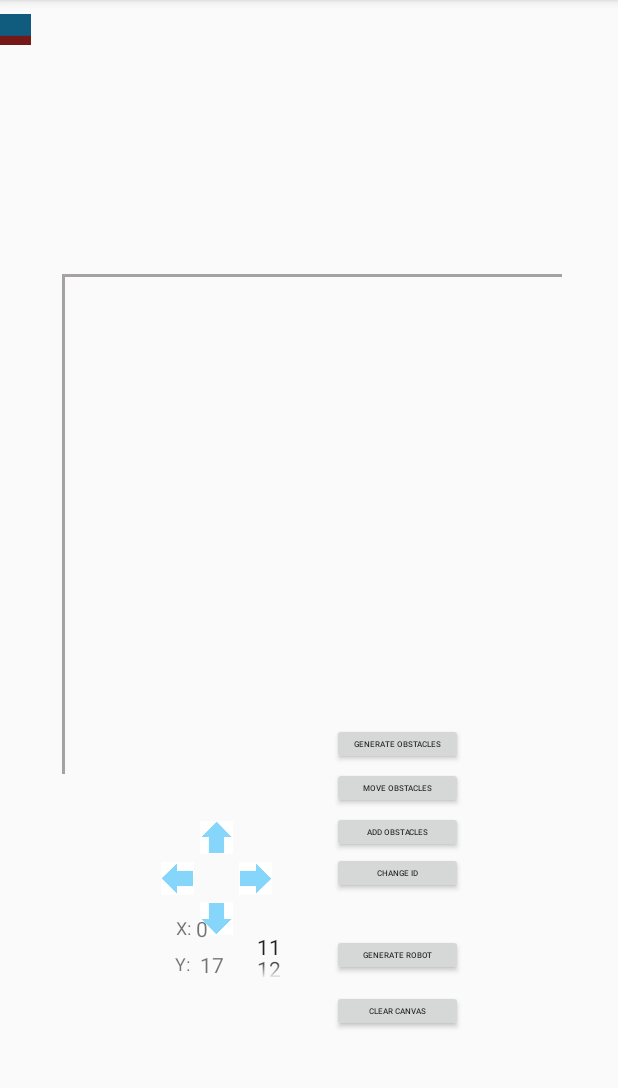
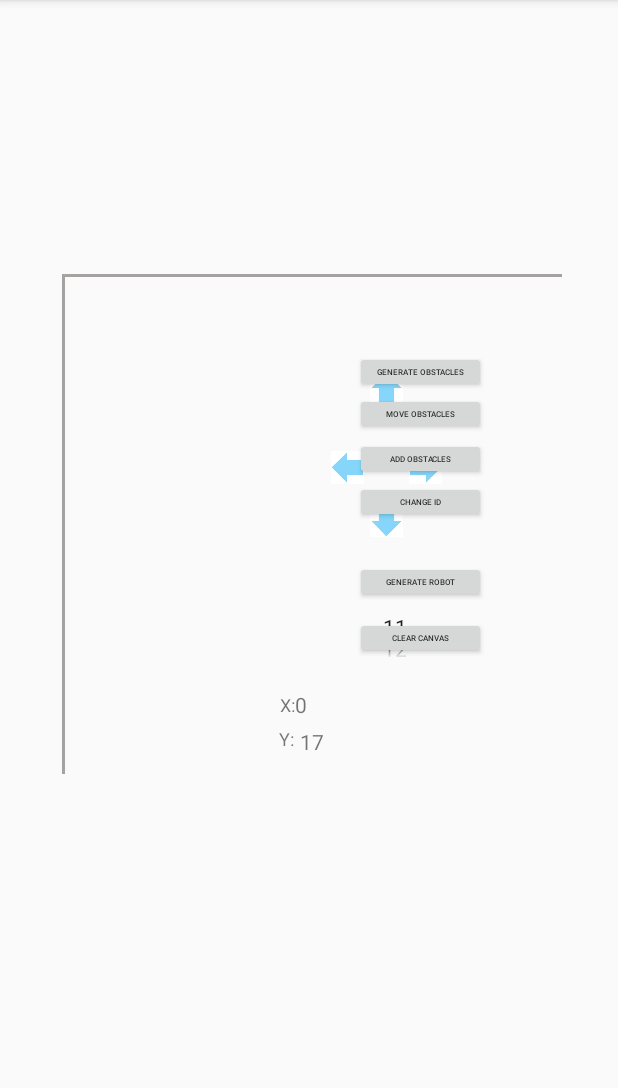
Before and after one commit to Anthony-Zou/mdp40, an Android app: the MapInit screen opened directly, with no data from a screen before it, on a phone screen of 412 x 824 dp, the part 84-1172 px from its top. Run offline under Robolectric (Android 15) with nearby library versions, the phone set to English and light mode, and no system bars; 1 statement that could not run was skipped.

Commit message:
fix bugs

```diff
--- a/app/src/main/java/com/example/mdp40/MapGeneration/MapInit.java
+++ b/app/src/main/java/com/example/mdp40/MapGeneration/MapInit.java
@@ -124,16 +124,6 @@ public class MapInit extends AppCompatActivity {
 
         GridMap gridMap = (GridMap)findViewById(R.id.gridMap);
 
-        View downObs = (View)findViewById(R.id.downObs);
-        downObs.setOnLongClickListener(new View.OnLongClickListener(){
-            @Override
-            public boolean onLongClick(View v){
-                Toast.makeText(MapInit.this, "I have been long clicked",
-                        Toast.LENGTH_LONG).show();
-                return true;
-            }
-        });
-
         //Click to generate obstacles
         genMapbtn.setOnClickListener(new View.OnClickListener() {
             @Override
--- a/app/src/main/res/layout/activity_map_init.xml
+++ b/app/src/main/res/layout/activity_map_init.xml
@@ -14,10 +14,75 @@
         android:textSize="5sp"
         app:layout_constraintBottom_toBottomOf="parent"
         app:layout_constraintEnd_toEndOf="parent"
-        app:layout_constraintHorizontal_bias="0.682"
+        app:layout_constraintHorizontal_bias="0.729"
         app:layout_constraintStart_toStartOf="parent"
         app:layout_constraintTop_toTopOf="parent"
-        app:layout_constraintVertical_bias="0.651" />
+        app:layout_constraintVertical_bias="0.316" />
+
+    <Button
+        android:id="@+id/addObs"
+        android:layout_width="87dp"
+        android:layout_height="28dp"
+        android:text="Add obstacles"
+        android:textSize="5sp"
+        app:layout_constraintBottom_toBottomOf="parent"
+        app:layout_constraintEnd_toEndOf="parent"
+        app:layout_constraintHorizontal_bias="0.729"
+        app:layout_constraintStart_toStartOf="parent"
+        app:layout_constraintTop_toTopOf="parent"
+        app:layout_constraintVertical_bias="0.395" />
+
+    <Button
+        android:id="@+id/clearCanvas"
+        android:layout_width="87dp"
+        android:layout_height="28dp"
+        android:text="Clear canvas"
+        android:textSize="5sp"
+        app:layout_constraintBottom_toBottomOf="parent"
+        app:layout_constraintEnd_toEndOf="parent"
+        app:layout_constraintHorizontal_bias="0.729"
+        app:layout_constraintStart_toStartOf="parent"
+        app:layout_constraintTop_toTopOf="parent"
+        app:layout_constraintVertical_bias="0.556" />
+
+    <Button
+        android:id="@+id/changeId"
+        android:layout_width="87dp"
+        android:layout_height="28dp"
+        android:text="Change id"
+        android:textSize="5sp"
+        app:layout_constraintBottom_toBottomOf="parent"
+        app:layout_constraintEnd_toEndOf="parent"
+        app:layout_constraintHorizontal_bias="0.729"
+        app:layout_constraintStart_toStartOf="parent"
+        app:layout_constraintTop_toTopOf="parent"
+        app:layout_constraintVertical_bias="0.433" />
+
+    <Button
+        android:id="@+id/genRobot"
+        android:layout_width="87dp"
+        android:layout_height="28dp"
+        android:text="Generate Robot"
+        android:textSize="5sp"
+        app:layout_constraintBottom_toBottomOf="parent"
+        app:layout_constraintEnd_toEndOf="parent"
+        app:layout_constraintHorizontal_bias="0.729"
+        app:layout_constraintStart_toStartOf="parent"
+        app:layout_constraintTop_toTopOf="parent"
+        app:layout_constraintVertical_bias="0.505" />
+
+    <Button
+        android:id="@+id/moveObs"
+        android:layout_width="87dp"
+        android:layout_height="28dp"
+        android:text="Move Obstacles"
+        android:textSize="5sp"
+        app:layout_constraintBottom_toBottomOf="parent"
+        app:layout_constraintEnd_toEndOf="parent"
+        app:layout_constraintHorizontal_bias="0.729"
+        app:layout_constraintStart_toStartOf="parent"
+        app:layout_constraintTop_toTopOf="parent"
+        app:layout_constraintVertical_bias="0.354" />
 
     <com.example.mdp40.MapGeneration.GridMap
         android:id="@+id/gridMap"
@@ -33,104 +98,16 @@
         custom:mapColour="#A5A2A2"></com.example.mdp40.MapGeneration.GridMap>
 
     <ImageView
-        android:id="@+id/downObs"
-        android:layout_width="0dp"
-        android:layout_height="0dp"
-        app:layout_constraintHeight_percent="0.05"
-        app:layout_constraintWidth_percent="0.05"
-        custom:srcCompat="@drawable/down"
-        tools:layout_editor_absoluteX="708dp"
-        tools:layout_editor_absoluteY="16dp"
-        tools:ignore="MissingConstraints" />
-
-    <Button
-        android:id="@+id/genRobot"
-        android:layout_width="87dp"
-        android:layout_height="28dp"
-        android:text="Generate Robot"
-        android:textSize="5sp"
-        app:layout_constraintBottom_toBottomOf="parent"
-        app:layout_constraintEnd_toEndOf="parent"
-        app:layout_constraintHorizontal_bias="0.682"
-        app:layout_constraintStart_toStartOf="parent"
-        app:layout_constraintTop_toTopOf="parent"
-        app:layout_constraintVertical_bias="0.841" />
-
-    <Button
-        android:id="@+id/moveObs"
-        android:layout_width="87dp"
-        android:layout_height="28dp"
-        android:text="Move Obstacles"
-        android:textSize="5sp"
-        app:layout_constraintBottom_toBottomOf="parent"
-        app:layout_constraintEnd_toEndOf="parent"
-        app:layout_constraintHorizontal_bias="0.682"
-        app:layout_constraintStart_toStartOf="parent"
-        app:layout_constraintTop_toTopOf="parent"
-        app:layout_constraintVertical_bias="0.691" />
-
-    <Button
-        android:id="@+id/addObs"
-        android:layout_width="87dp"
-        android:layout_height="28dp"
-        android:text="Add obstacles"
-        android:textSize="5sp"
-        app:layout_constraintBottom_toBottomOf="parent"
-        app:layout_constraintEnd_toEndOf="parent"
-        app:layout_constraintHorizontal_bias="0.682"
-        app:layout_constraintStart_toStartOf="parent"
-        app:layout_constraintTop_toTopOf="parent"
-        app:layout_constraintVertical_bias="0.731" />
-
-    <Button
-        android:id="@+id/changeId"
-        android:layout_width="87dp"
-        android:layout_height="28dp"
-        android:text="Change id"
-        android:textSize="5sp"
-        app:layout_constraintBottom_toBottomOf="parent"
-        app:layout_constraintEnd_toEndOf="parent"
-        app:layout_constraintHorizontal_bias="0.682"
-        app:layout_constraintStart_toStartOf="parent"
-        app:layout_constraintTop_toTopOf="parent"
-        app:layout_constraintVertical_bias="0.768" />
-
-    <Button
-        android:id="@+id/clearCanvas"
-        android:layout_width="87dp"
-        android:layout_height="28dp"
-        android:text="Clear canvas"
-        android:textSize="5sp"
-        app:layout_constraintBottom_toBottomOf="parent"
-        app:layout_constraintEnd_toEndOf="parent"
-        app:layout_constraintHorizontal_bias="0.682"
-        app:layout_constraintStart_toStartOf="parent"
-        app:layout_constraintTop_toTopOf="parent"
-        app:layout_constraintVertical_bias="0.892" />
-
-    <ImageView
         android:id="@+id/forwardView"
         android:layout_width="26dp"
         android:layout_height="22dp"
         app:layout_constraintBottom_toBottomOf="parent"
         app:layout_constraintEnd_toEndOf="parent"
-        app:layout_constraintHorizontal_bias="0.34"
+        app:layout_constraintHorizontal_bias="0.633"
         app:layout_constraintStart_toStartOf="parent"
-        app:layout_constraintTop_toBottomOf="@+id/gridMap"
-        app:layout_constraintVertical_bias="0.137"
+        app:layout_constraintTop_toTopOf="parent"
+        app:layout_constraintVertical_bias="0.332"
         custom:srcCompat="@drawable/forward" />
-
-    <ImageView
-        android:id="@+id/backwardView"
-        android:layout_width="26dp"
-        android:layout_height="22dp"
-        app:layout_constraintBottom_toBottomOf="parent"
-        app:layout_constraintEnd_toEndOf="parent"
-        app:layout_constraintHorizontal_bias="0.34"
-        app:layout_constraintStart_toStartOf="parent"
-        app:layout_constraintTop_toBottomOf="@+id/forwardView"
-        app:layout_constraintVertical_bias="0.181"
-        custom:srcCompat="@drawable/backward" />
 
     <ImageView
         android:id="@+id/turnLView"
@@ -141,8 +118,20 @@
         app:layout_constraintHorizontal_bias="1.0"
         app:layout_constraintStart_toStartOf="parent"
         app:layout_constraintTop_toTopOf="@+id/forwardView"
+        app:layout_constraintVertical_bias="0.106"
+        custom:srcCompat="@drawable/turnleft" />
+
+    <ImageView
+        android:id="@+id/backwardView"
+        android:layout_width="26dp"
+        android:layout_height="22dp"
+        app:layout_constraintBottom_toBottomOf="parent"
+        app:layout_constraintEnd_toEndOf="parent"
+        app:layout_constraintHorizontal_bias="0.633"
+        app:layout_constraintStart_toStartOf="parent"
+        app:layout_constraintTop_toBottomOf="@+id/forwardView"
         app:layout_constraintVertical_bias="0.139"
-        custom:srcCompat="@drawable/turnleft" />
+        custom:srcCompat="@drawable/backward" />
 
     <ImageView
         android:id="@+id/turnRView"
@@ -150,11 +139,35 @@
         android:layout_height="22dp"
         app:layout_constraintBottom_toBottomOf="parent"
         app:layout_constraintEnd_toEndOf="parent"
-        app:layout_constraintHorizontal_bias="0.0"
+        app:layout_constraintHorizontal_bias="0.002"
         app:layout_constraintStart_toEndOf="@+id/forwardView"
         app:layout_constraintTop_toTopOf="@+id/forwardView"
-        app:layout_constraintVertical_bias="0.139"
+        app:layout_constraintVertical_bias="0.106"
         custom:srcCompat="@drawable/turnright" />
+
+    <TextView
+        android:id="@+id/robotLeftImage"
+        android:layout_width="wrap_content"
+        android:layout_height="wrap_content"
+        android:text="TextView"
+        app:layout_constraintBottom_toBottomOf="parent"
+        app:layout_constraintEnd_toEndOf="parent"
+        app:layout_constraintHorizontal_bias="0.001"
+        app:layout_constraintStart_toEndOf="@+id/robotX"
+        app:layout_constraintTop_toTopOf="parent"
+        app:layout_constraintVertical_bias="0.614" />
+
+    <TextView
+        android:id="@+id/robotRightImage"
+        android:layout_width="wrap_content"
+        android:layout_height="wrap_content"
+        android:text="TextView"
+        app:layout_constraintBottom_toBottomOf="parent"
+        app:layout_constraintEnd_toEndOf="parent"
+        app:layout_constraintHorizontal_bias="0.066"
+        app:layout_constraintStart_toStartOf="@+id/robotY"
+        app:layout_constraintTop_toTopOf="parent"
+        app:layout_constraintVertical_bias="0.647" />
 
     <TextView
         android:id="@+id/robotX"
@@ -164,10 +177,10 @@
         android:textSize="12sp"
         app:layout_constraintBottom_toBottomOf="parent"
         app:layout_constraintEnd_toEndOf="parent"
-        app:layout_constraintHorizontal_bias="0.292"
+        app:layout_constraintHorizontal_bias="0.464"
         app:layout_constraintStart_toStartOf="parent"
         app:layout_constraintTop_toTopOf="parent"
-        app:layout_constraintVertical_bias="0.812" />
+        app:layout_constraintVertical_bias="0.614" />
 
     <TextView
         android:id="@+id/robotY"
@@ -177,34 +190,10 @@
         android:textSize="12sp"
         app:layout_constraintBottom_toBottomOf="parent"
         app:layout_constraintEnd_toEndOf="parent"
-        app:layout_constraintHorizontal_bias="0.291"
+        app:layout_constraintHorizontal_bias="0.462"
         app:layout_constraintStart_toStartOf="parent"
         app:layout_constraintTop_toTopOf="parent"
-        app:layout_constraintVertical_bias="0.844" />
-
-    <TextView
-        android:id="@+id/robotLeftImage"
-        android:layout_width="wrap_content"
-        android:layout_height="wrap_content"
-        android:text="TextView"
-        app:layout_constraintBottom_toBottomOf="parent"
-        app:layout_constraintEnd_toEndOf="parent"
-        app:layout_constraintHorizontal_bias="0.013"
-        app:layout_constraintStart_toEndOf="@+id/robotX"
-        app:layout_constraintTop_toTopOf="parent"
-        app:layout_constraintVertical_bias="0.814" />
-
-    <TextView
-        android:id="@+id/robotRightImage"
-        android:layout_width="wrap_content"
-        android:layout_height="wrap_content"
-        android:text="TextView"
-        app:layout_constraintBottom_toBottomOf="parent"
-        app:layout_constraintEnd_toEndOf="parent"
-        app:layout_constraintHorizontal_bias="0.059"
-        app:layout_constraintStart_toStartOf="@+id/robotY"
-        app:layout_constraintTop_toTopOf="parent"
-        app:layout_constraintVertical_bias="0.846" />
+        app:layout_constraintVertical_bias="0.644" />
 
     <NumberPicker
         android:id="@+id/numberPicker"
@@ -212,10 +201,10 @@
         android:layout_height="43dp"
         app:layout_constraintBottom_toBottomOf="parent"
         app:layout_constraintEnd_toEndOf="parent"
-        app:layout_constraintHorizontal_bias="0.427"
+        app:layout_constraintHorizontal_bias="0.656"
         app:layout_constraintStart_toStartOf="parent"
         app:layout_constraintTop_toTopOf="parent"
-        app:layout_constraintVertical_bias="0.841" />
+        app:layout_constraintVertical_bias="0.546" />
 
 
 </androidx.constraintlayout.widget.ConstraintLayout>
```
